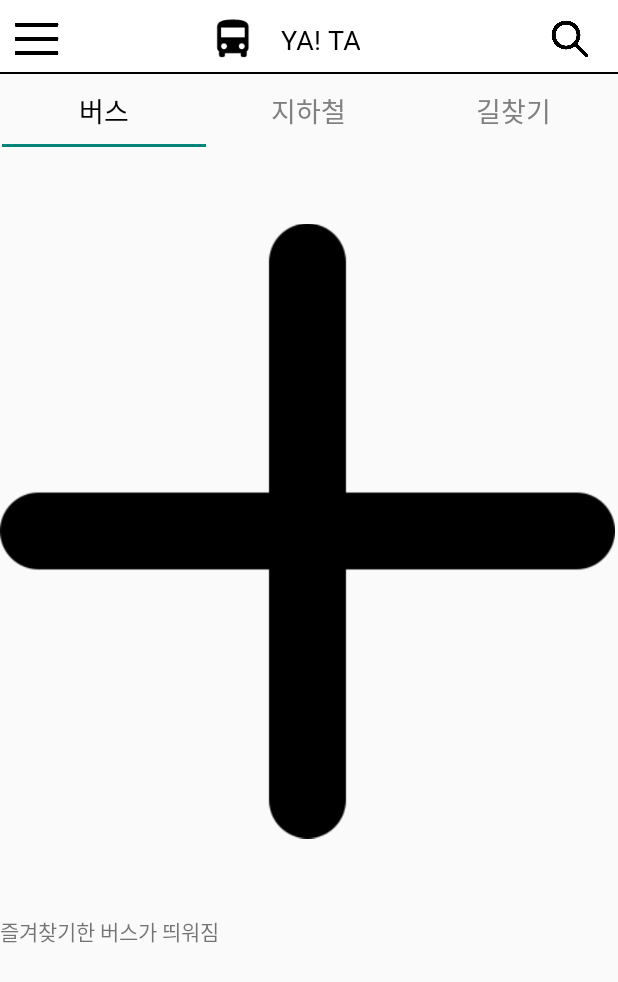
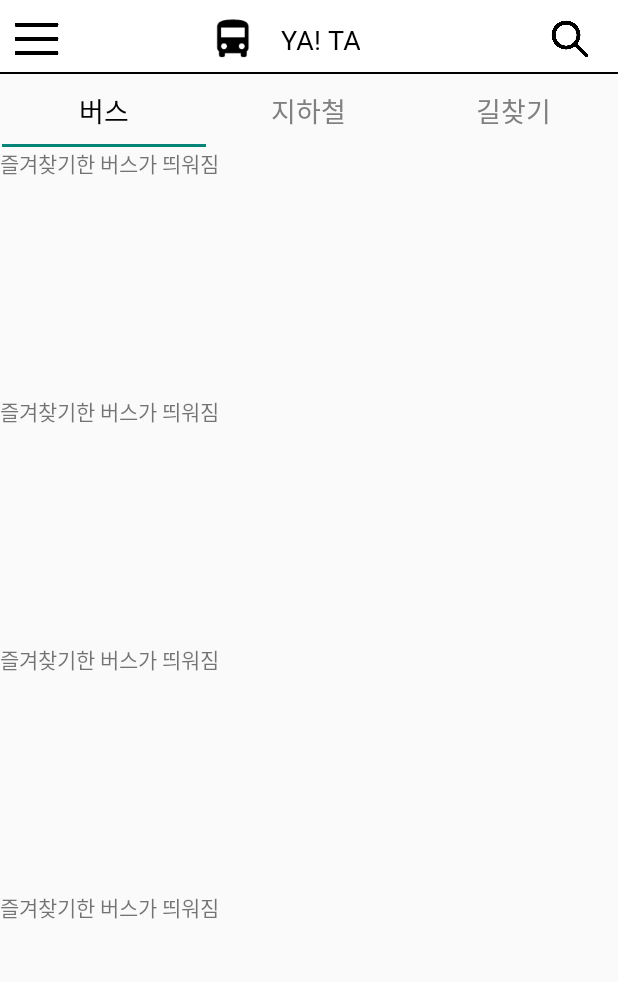
Before and after one commit to DoxB/KGU_YA-TA, an Android app: the screen it shows after launch (MainActivity), on a phone screen of 412 x 824 dp. Shown: the top 982 px of the screen. Run offline under Robolectric (Android 15) with nearby library versions, the phone set to English and light mode, and no system bars.

Commit message:
23_01_27

```diff
--- a/app/build.gradle
+++ b/app/build.gradle
@@ -37,4 +37,5 @@ dependencies {
     androidTestImplementation 'androidx.test.ext:junit:1.1.5'
     androidTestImplementation 'androidx.test.espresso:espresso-core:3.5.1'
 
+
 }
--- a/app/src/main/res/layout/fragment_bus.xml
+++ b/app/src/main/res/layout/fragment_bus.xml
@@ -6,13 +6,6 @@
     android:layout_height="match_parent"
     android:orientation="vertical"
     tools:context=".BusFragment">
-
-    <ImageView
-        android:id="@+id/imageView"
-        android:layout_width="match_parent"
-        android:layout_height="wrap_content"
-        android:src="@drawable/ic_plus" />
-
     <ScrollView
         android:layout_width="match_parent"
         android:layout_height="match_parent">
@@ -21,7 +14,7 @@
             android:layout_width="match_parent"
             android:layout_height="wrap_content"
             android:orientation="vertical" >
-
+<!--            여기 아래부분부터 즐겨찾기한 버스나 정류장이 들어갈 수 있게 짜야함-->
             <TextView
                 android:id="@+id/textView6"
                 android:layout_width="match_parent"
```
